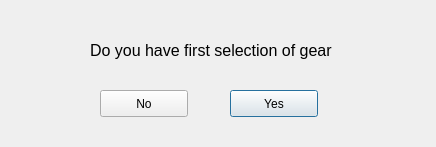
First picture: the form in gui/ui/first_selection_dialog.ui, repository AimanHaidar/harmonic-drive-selector, before the edit.
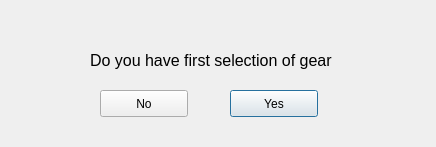
Second picture: the form after the edit.

The edit to the form file:
```diff
--- a/gui/ui/first_selection_dialog.ui
+++ b/gui/ui/first_selection_dialog.ui
@@ -43,9 +43,9 @@
    <property name="geometry">
     <rect>
      <x>90</x>
-     <y>40</y>
+     <y>50</y>
      <width>361</width>
-     <height>20</height>
+     <height>21</height>
     </rect>
    </property>
    <property name="font">
```
